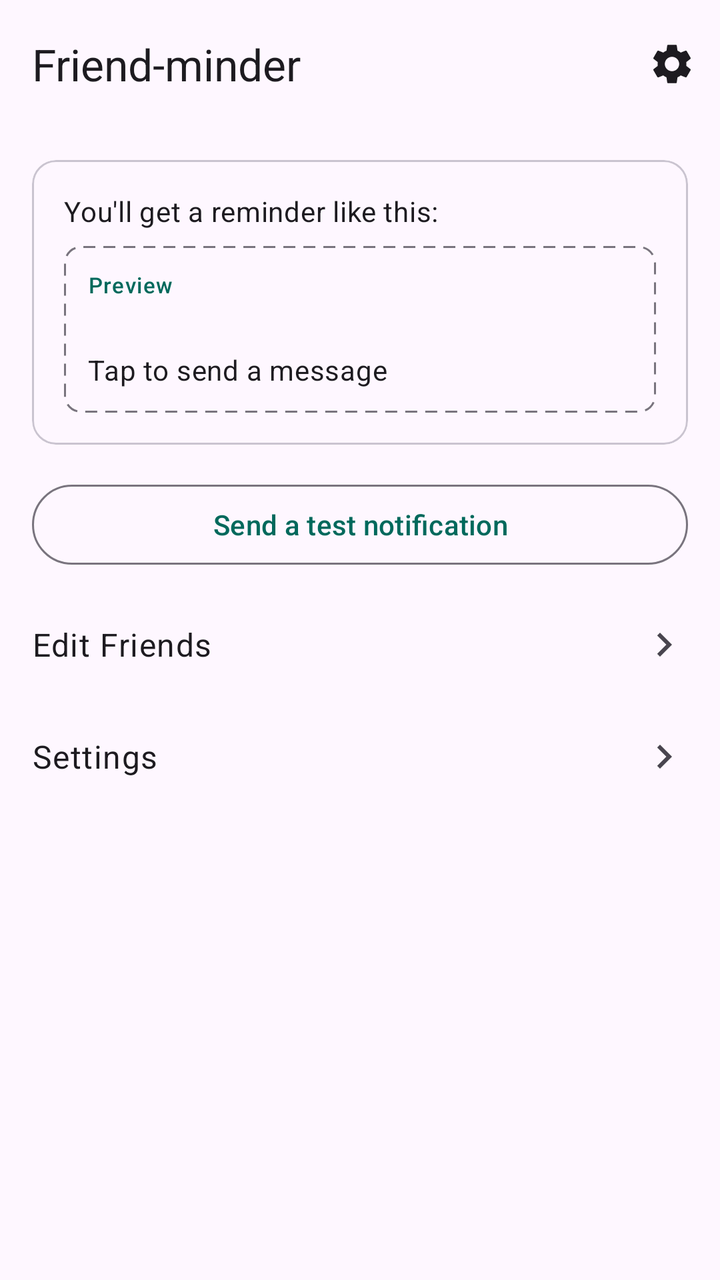
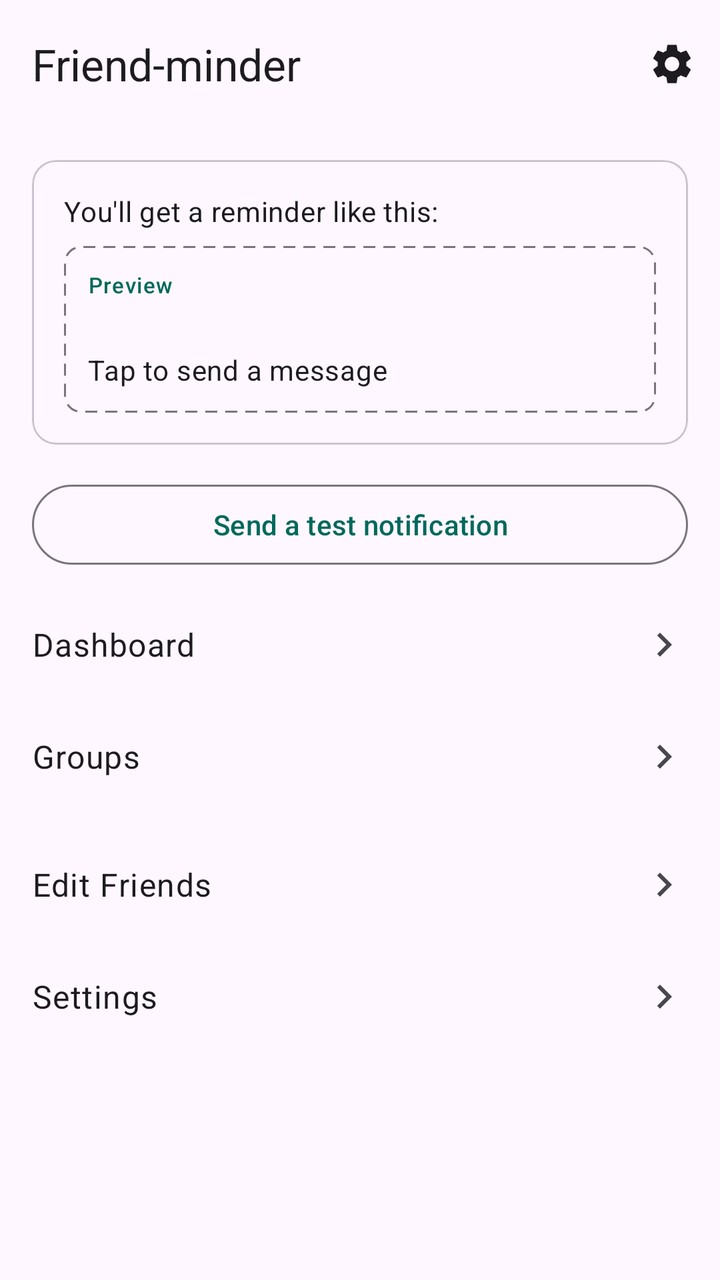

Before-and-after screenshots of an Android layout around one commit, followed by the original layout XML and the change that was made.
<!-- AndroidManifest.xml: application theme Theme.FriendMinder -->
<!-- res/layout/fragment_home.xml -->
<?xml version="1.0" encoding="utf-8"?>
<LinearLayout xmlns:android="http://schemas.android.com/apk/res/android"
    xmlns:app="http://schemas.android.com/apk/res-auto"
    android:layout_width="match_parent"
    android:layout_height="match_parent"
    android:orientation="vertical">

    <com.google.android.material.appbar.MaterialToolbar
        android:id="@+id/toolbar"
        android:layout_width="match_parent"
        android:layout_height="?attr/actionBarSize"
        app:title="@string/title_home"
        app:menu="@menu/menu_home" />

    <ScrollView
        android:layout_width="match_parent"
        android:layout_height="0dp"
        android:layout_weight="1">

        <LinearLayout
            android:layout_width="match_parent"
            android:layout_height="wrap_content"
            android:orientation="vertical"
            android:paddingBottom="16dp">

            
            <TextView
                android:id="@+id/missingContactsBanner"
                android:layout_width="match_parent"
                android:layout_height="wrap_content"
                android:background="?attr/colorErrorContainer"
                android:textColor="?attr/colorOnErrorContainer"
                android:padding="12dp"
                android:visibility="gone" />

            <TextView
                android:id="@+id/notificationsDisabledBanner"
                android:layout_width="match_parent"
                android:layout_height="wrap_content"
                android:background="?attr/colorErrorContainer"
                android:textColor="?attr/colorOnErrorContainer"
                android:padding="12dp"
                android:visibility="gone"
                android:text="@string/banner_notifications_disabled" />

            
            <LinearLayout
                android:id="@+id/emptyStateGroup"
                android:layout_width="match_parent"
                android:layout_height="wrap_content"
                android:orientation="vertical"
                android:gravity="center"
                android:padding="24dp"
                android:visibility="gone">

                <TextView
                    android:layout_width="wrap_content"
                    android:layout_height="wrap_content"
                    android:text="@string/label_empty_friend_list"
                    android:textAppearance="?attr/textAppearanceBodyLarge"
                    android:layout_marginBottom="16dp" />

                <Button
                    android:id="@+id/addFriendsButton"
                    style="@style/Widget.Material3.Button"
                    android:layout_width="wrap_content"
                    android:layout_height="wrap_content"
                    android:text="@string/action_add_friends" />
            </LinearLayout>

            
            <LinearLayout
                android:id="@+id/previewGroup"
                android:layout_width="match_parent"
                android:layout_height="wrap_content"
                android:orientation="vertical"
                android:paddingStart="16dp"
                android:paddingEnd="16dp"
                android:paddingTop="16dp">

                <com.google.android.material.card.MaterialCardView
                    style="@style/Widget.Material3.CardView.Outlined"
                    android:layout_width="match_parent"
                    android:layout_height="wrap_content">

                    <LinearLayout
                        android:layout_width="match_parent"
                        android:layout_height="wrap_content"
                        android:orientation="vertical"
                        android:padding="16dp">

                        <TextView
                            android:layout_width="match_parent"
                            android:layout_height="wrap_content"
                            android:text="@string/label_preview_header"
                            android:textAppearance="?attr/textAppearanceBodyMedium"
                            android:layout_marginBottom="8dp" />

                        <LinearLayout
                            android:layout_width="match_parent"
                            android:layout_height="wrap_content"
                            android:orientation="vertical"
                            android:background="@drawable/bg_notification_preview"
                            android:padding="12dp">

                            <TextView
                                android:layout_width="wrap_content"
                                android:layout_height="wrap_content"
                                android:text="@string/label_preview_chip"
                                android:textAppearance="?attr/textAppearanceLabelSmall"
                                android:textColor="?attr/colorPrimary" />

                            <TextView
                                android:id="@+id/previewContactName"
                                android:layout_width="match_parent"
                                android:layout_height="wrap_content"
                                android:layout_marginTop="4dp"
                                android:textAppearance="?attr/textAppearanceTitleMedium" />

                            <TextView
                                android:layout_width="match_parent"
                                android:layout_height="wrap_content"
                                android:text="@string/notif_body"
                                android:textAppearance="?attr/textAppearanceBodyMedium" />
                        </LinearLayout>
                    </LinearLayout>
                </com.google.android.material.card.MaterialCardView>

                <Button
                    android:id="@+id/testNotificationButton"
                    style="@style/Widget.Material3.Button.OutlinedButton"
                    android:layout_width="match_parent"
                    android:layout_height="48dp"
                    android:layout_marginTop="16dp"
                    android:text="@string/action_test_notification" />
            </LinearLayout>

            
            <LinearLayout
                android:id="@+id/editFriendsRow"
                android:layout_width="match_parent"
                android:layout_height="56dp"
                android:orientation="horizontal"
                android:gravity="center_vertical"
                android:paddingStart="16dp"
                android:paddingEnd="16dp"
                android:layout_marginTop="8dp"
                android:background="?attr/selectableItemBackground"
                android:clickable="true"
                android:focusable="true">

                <TextView
                    android:layout_width="0dp"
                    android:layout_height="wrap_content"
                    android:layout_weight="1"
                    android:text="@string/action_edit_friends_row"
                    android:textAppearance="?attr/textAppearanceBodyLarge" />

                <ImageView
                    android:layout_width="24dp"
                    android:layout_height="24dp"
                    android:src="@drawable/ic_chevron_right"
                    android:contentDescription="@null" />
            </LinearLayout>

            <LinearLayout
                android:id="@+id/settingsRow"
                android:layout_width="match_parent"
                android:layout_height="56dp"
                android:orientation="horizontal"
                android:gravity="center_vertical"
                android:paddingStart="16dp"
                android:paddingEnd="16dp"
                android:background="?attr/selectableItemBackground"
                android:clickable="true"
                android:focusable="true">

                <TextView
                    android:layout_width="0dp"
                    android:layout_height="wrap_content"
                    android:layout_weight="1"
                    android:text="@string/action_settings_row"
                    android:textAppearance="?attr/textAppearanceBodyLarge" />

                <ImageView
                    android:layout_width="24dp"
                    android:layout_height="24dp"
                    android:src="@drawable/ic_chevron_right"
                    android:contentDescription="@null" />
            </LinearLayout>

        </LinearLayout>
    </ScrollView>
</LinearLayout>
<!-- resources referenced by this layout -->
<resources>
  <!-- drawable bg_notification_preview (drawable) -->
  <shape xmlns:android="http://schemas.android.com/apk/res/android" android:shape="rectangle">
      <corners android:radius="8dp" />
      <solid android:color="@android:color/transparent" />
      <stroke
          android:width="1dp"
          android:color="?attr/colorOutline"
          android:dashWidth="6dp"
          android:dashGap="4dp" />
  </shape>
  <!-- drawable ic_chevron_right (drawable) -->
  <vector xmlns:android="http://schemas.android.com/apk/res/android"
      android:width="24dp"
      android:height="24dp"
      android:viewportWidth="24"
      android:viewportHeight="24"
      android:tint="?attr/colorOnSurfaceVariant">
      <path
          android:fillColor="@android:color/white"
          android:pathData="M8.59,16.59L13.17,12 8.59,7.41 10,6l6,6 -6,6z" />
  </vector>
  <string name="action_add_friends">Add Friends</string>
  <string name="action_edit_friends_row">Edit Friends</string>
  <string name="action_settings_row">Settings</string>
  <string name="action_test_notification">Send a test notification</string>
  <string name="banner_notifications_disabled">Notifications are disabled.</string>
  <string name="label_empty_friend_list">Add friends to get started</string>
  <string name="label_preview_chip">Preview</string>
  <string name="label_preview_header">You\'ll get a reminder like this:</string>
  <string name="notif_body">Tap to send a message</string>
  <string name="title_home">Friend-minder</string>
  <style name="Theme.FriendMinder" parent="Theme.Material3.DayNight.NoActionBar">
          <item name="colorPrimary">@color/fm_primary</item>
          <item name="colorSecondary">@color/fm_secondary</item>
          <item name="colorOnPrimary">@color/fm_avatar_initials_light</item>
          <item name="colorOnSecondary">@color/fm_avatar_initials_light</item>
      </style>
  <color name="fm_primary">#00695C</color>
  <color name="fm_secondary">#E8871E</color>
  <color name="fm_avatar_initials_light">#FFFFFF</color>
</resources>

<!-- the commit's change to res/layout/fragment_home.xml (unified diff, before → after) -->
@@ -137,6 +137,59 @@
 
             
             <LinearLayout
+                android:id="@+id/dashboardRow"
+                android:layout_width="match_parent"
+                android:layout_height="56dp"
+                android:orientation="horizontal"
+                android:gravity="center_vertical"
+                android:paddingStart="16dp"
+                android:paddingEnd="16dp"
+                android:layout_marginTop="8dp"
+                android:background="?attr/selectableItemBackground"
+                android:clickable="true"
+                android:focusable="true">
+
+                <TextView
+                    android:layout_width="0dp"
+                    android:layout_height="wrap_content"
+                    android:layout_weight="1"
+                    android:text="@string/action_dashboard_row"
+                    android:textAppearance="?attr/textAppearanceBodyLarge" />
+
+                <ImageView
+                    android:layout_width="24dp"
+                    android:layout_height="24dp"
+                    android:src="@drawable/ic_chevron_right"
+                    android:contentDescription="@null" />
+            </LinearLayout>
+
+            <LinearLayout
+                android:id="@+id/groupsRow"
+                android:layout_width="match_parent"
+                android:layout_height="56dp"
+                android:orientation="horizontal"
+                android:gravity="center_vertical"
+                android:paddingStart="16dp"
+                android:paddingEnd="16dp"
+                android:background="?attr/selectableItemBackground"
+                android:clickable="true"
+                android:focusable="true">
+
+                <TextView
+                    android:layout_width="0dp"
+                    android:layout_height="wrap_content"
+                    android:layout_weight="1"
+                    android:text="@string/action_groups_row"
+                    android:textAppearance="?attr/textAppearanceBodyLarge" />
+
+                <ImageView
+                    android:layout_width="24dp"
+                    android:layout_height="24dp"
+                    android:src="@drawable/ic_chevron_right"
+                    android:contentDescription="@null" />
+            </LinearLayout>
+
+                        <LinearLayout
                 android:id="@+id/editFriendsRow"
                 android:layout_width="match_parent"
                 android:layout_height="56dp"
<!-- resource entries referenced after the edit -->
@@ -22,7 +22,9 @@
           android:pathData="M8.59,16.59L13.17,12 8.59,7.41 10,6l6,6 -6,6z" />
   </vector>
   <string name="action_add_friends">Add Friends</string>
+  <string name="action_dashboard_row">Dashboard</string>
   <string name="action_edit_friends_row">Edit Friends</string>
+  <string name="action_groups_row">Groups</string>
   <string name="action_settings_row">Settings</string>
   <string name="action_test_notification">Send a test notification</string>
   <string name="banner_notifications_disabled">Notifications are disabled.</string>
